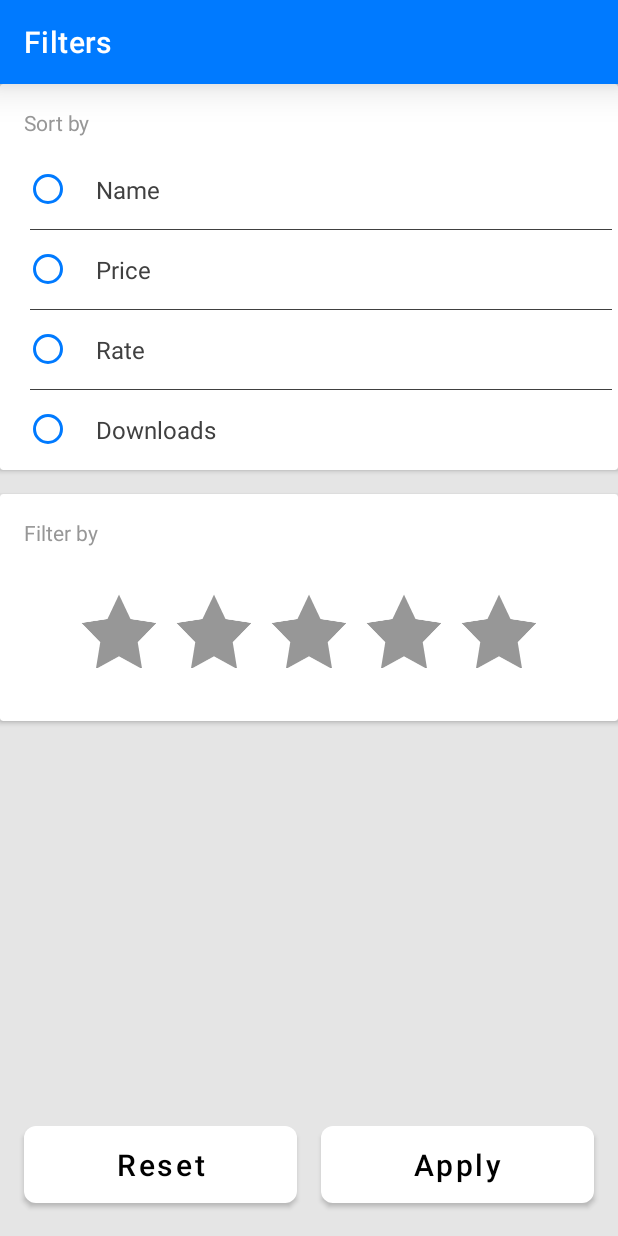
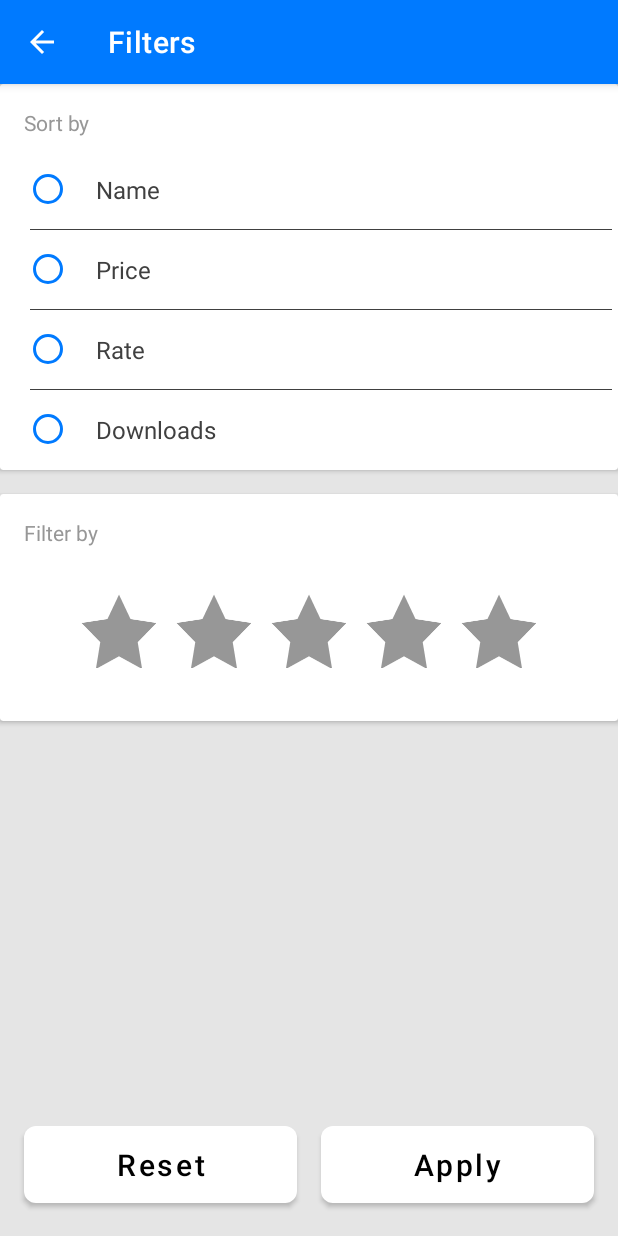
Before and after one commit to tolmachevroman/smash_brothers, an Android app: the FightersFragment screen opened through its navigation route, after a tap on "Filters", on a phone screen of 412 x 824 dp. Run offline under Robolectric (Android 15) with nearby library versions, the phone set to English and light mode, and no system bars; our stand-ins replace Dagger/Hilt's generated code; 1 statement that could not run was skipped.

Commit message:
refactor Toolbar and fullscreen Fragments

```diff
--- a/app/src/main/java/com/koombea/smash/bros/views/activities/MainActivity.kt
+++ b/app/src/main/java/com/koombea/smash/bros/views/activities/MainActivity.kt
@@ -2,6 +2,7 @@ package com.koombea.smash.bros.views.activities
 
 import androidx.appcompat.app.AppCompatActivity
 import android.os.Bundle
+import androidx.navigation.findNavController
 import com.koombea.smash.bros.R
 import dagger.hilt.android.AndroidEntryPoint
 
@@ -11,4 +12,8 @@ class MainActivity : AppCompatActivity() {
         super.onCreate(savedInstanceState)
         setContentView(R.layout.activity_main)
     }
+
+    override fun onSupportNavigateUp(): Boolean {
+        return findNavController(R.id.nav_host_fragment).navigateUp()
+    }
 }
--- a/app/src/main/java/com/koombea/smash/bros/views/fragments/FightersFragment.kt
+++ b/app/src/main/java/com/koombea/smash/bros/views/fragments/FightersFragment.kt
@@ -1,9 +1,8 @@
 package com.koombea.smash.bros.views.fragments
 
+import android.os.Build
 import android.os.Bundle
-import android.view.LayoutInflater
-import android.view.View
-import android.view.ViewGroup
+import android.view.*
 import android.widget.Toast
 import androidx.fragment.app.Fragment
 import androidx.fragment.app.viewModels
@@ -13,6 +12,7 @@ import com.koombea.smash.bros.data.models.Universe
 import com.koombea.smash.bros.databinding.FightersFragmentBinding
 import com.koombea.smash.bros.utils.ResourceObserver
 import com.koombea.smash.bros.viewmodels.FightersViewModel
+import com.koombea.smash.bros.views.activities.MainActivity
 import dagger.hilt.android.AndroidEntryPoint
 
 @AndroidEntryPoint
@@ -31,12 +31,20 @@ class FightersFragment : Fragment() {
     }
 
     override fun onViewCreated(view: View, savedInstanceState: Bundle?) {
-        binding.toolbar.setOnMenuItemClickListener { item ->
-            if (item.itemId == R.id.filters) {
-                val directions = FightersFragmentDirections.navigateToFilters()
-                findNavController().navigate(directions)
-            }
-            true
+        @Suppress("DEPRECATION")
+        if (Build.VERSION.SDK_INT >= Build.VERSION_CODES.R) {
+            activity?.window?.insetsController?.show(WindowInsets.Type.statusBars())
+        } else {
+            activity?.window?.clearFlags(
+                WindowManager.LayoutParams.FLAG_FULLSCREEN
+            )
+        }
+
+        (activity as MainActivity).supportActionBar?.apply {
+            title = getString(R.string.fighters)
+            show()
+            setDisplayHomeAsUpEnabled(false)
+            setHasOptionsMenu(true)
         }
 
         viewModel.getUniverses().observe(
@@ -54,4 +62,16 @@ class FightersFragment : Fragment() {
         )
     }
 
+    override fun onCreateOptionsMenu(menu: Menu, inflater: MenuInflater) {
+        return inflater.inflate(R.menu.filters_menu, menu)
+    }
+
+    override fun onOptionsItemSelected(item: MenuItem): Boolean {
+        if (item.itemId == R.id.filters) {
+            val directions = FightersFragmentDirections.navigateToFilters()
+            findNavController().navigate(directions)
+        }
+        return true
+    }
+
 }
--- a/app/src/main/java/com/koombea/smash/bros/views/fragments/FiltersFragment.kt
+++ b/app/src/main/java/com/koombea/smash/bros/views/fragments/FiltersFragment.kt
@@ -1,14 +1,15 @@
 package com.koombea.smash.bros.views.fragments
 
+import android.os.Build
 import android.os.Bundle
-import android.view.LayoutInflater
-import android.view.View
-import android.view.ViewGroup
+import android.view.*
 import androidx.fragment.app.Fragment
 import androidx.fragment.app.viewModels
 import com.koombea.smash.bros.databinding.FiltersFragmentBinding
 import com.koombea.smash.bros.viewmodels.FiltersViewModel
 import dagger.hilt.android.AndroidEntryPoint
+import com.koombea.smash.bros.R
+import com.koombea.smash.bros.views.activities.MainActivity
 
 @AndroidEntryPoint
 class FiltersFragment : Fragment() {
@@ -26,6 +27,10 @@ class FiltersFragment : Fragment() {
     }
 
     override fun onViewCreated(view: View, savedInstanceState: Bundle?) {
-
+        (activity as MainActivity).supportActionBar?.apply {
+            show()
+            title = getString(R.string.filters)
+            setDisplayHomeAsUpEnabled(true)
+        }
     }
 }
--- a/app/src/main/java/com/koombea/smash/bros/views/fragments/LauncherFragment.kt
+++ b/app/src/main/java/com/koombea/smash/bros/views/fragments/LauncherFragment.kt
@@ -1,12 +1,12 @@
 package com.koombea.smash.bros.views.fragments
 
+import android.os.Build
 import android.os.Bundle
-import android.view.LayoutInflater
-import android.view.View
-import android.view.ViewGroup
+import android.view.*
 import androidx.fragment.app.Fragment
 import androidx.navigation.fragment.findNavController
 import com.koombea.smash.bros.databinding.LauncherFragmentBinding
+import com.koombea.smash.bros.views.activities.MainActivity
 import dagger.hilt.android.AndroidEntryPoint
 
 @AndroidEntryPoint
@@ -24,6 +24,20 @@ class LauncherFragment : Fragment() {
     }
 
     override fun onViewCreated(view: View, savedInstanceState: Bundle?) {
+        @Suppress("DEPRECATION")
+        if (Build.VERSION.SDK_INT >= Build.VERSION_CODES.R) {
+            activity?.window?.insetsController?.hide(WindowInsets.Type.statusBars())
+        } else {
+            activity?.window?.setFlags(
+                WindowManager.LayoutParams.FLAG_FULLSCREEN,
+                WindowManager.LayoutParams.FLAG_FULLSCREEN
+            )
+        }
+
+        (activity as MainActivity).supportActionBar?.apply {
+            hide()
+        }
+
         // TODO check if launched for the 1st time, or skip
 
         //navigate to Walkthrough after 2 seconds
--- a/app/src/main/java/com/koombea/smash/bros/views/fragments/WalkthroughFragment.kt
+++ b/app/src/main/java/com/koombea/smash/bros/views/fragments/WalkthroughFragment.kt
@@ -1,9 +1,7 @@
 package com.koombea.smash.bros.views.fragments
 
 import android.os.Bundle
-import android.view.LayoutInflater
-import android.view.View
-import android.view.ViewGroup
+import android.view.*
 import androidx.fragment.app.Fragment
 import androidx.navigation.fragment.findNavController
 import androidx.viewpager.widget.ViewPager
--- a/app/src/main/res/layout/fighters_fragment.xml
+++ b/app/src/main/res/layout/fighters_fragment.xml
@@ -5,18 +5,6 @@
     android:layout_width="match_parent"
     android:layout_height="match_parent"
     tools:context=".views.activities.MainActivity">
-
-    <com.google.android.material.appbar.MaterialToolbar
-        android:id="@+id/toolbar"
-        style="@style/MyToolbar"
-        android:layout_width="match_parent"
-        android:layout_height="?attr/actionBarSize"
-        app:layout_constraintEnd_toEndOf="parent"
-        app:layout_constraintStart_toStartOf="parent"
-        app:layout_constraintTop_toTopOf="parent"
-        app:menu="@menu/filters_menu"
-        app:title="@string/fighters"
-        app:titleTextColor="@android:color/white" />
 
     <com.google.android.material.progressindicator.CircularProgressIndicator
         android:id="@+id/progress_bar"
--- a/app/src/main/res/layout/filters_fragment.xml
+++ b/app/src/main/res/layout/filters_fragment.xml
@@ -7,24 +7,13 @@
     android:background="@color/light_grey"
     tools:context=".views.activities.MainActivity">
 
-    <com.google.android.material.appbar.MaterialToolbar
-        android:id="@+id/toolbar"
-        style="@style/MyToolbar"
-        android:layout_width="match_parent"
-        android:layout_height="?attr/actionBarSize"
-        app:layout_constraintEnd_toEndOf="parent"
-        app:layout_constraintStart_toStartOf="parent"
-        app:layout_constraintTop_toTopOf="parent"
-        app:title="@string/filters"
-        app:titleTextColor="@android:color/white" />
-
     <androidx.cardview.widget.CardView
         android:id="@+id/sort_by_card"
         android:layout_width="0dp"
         android:layout_height="wrap_content"
         app:layout_constraintEnd_toEndOf="parent"
         app:layout_constraintStart_toStartOf="parent"
-        app:layout_constraintTop_toBottomOf="@+id/toolbar">
+        app:layout_constraintTop_toTopOf="parent">
 
         <LinearLayout
             android:layout_width="match_parent"
--- a/app/src/main/res/navigation/smash_bros_graph.xml
+++ b/app/src/main/res/navigation/smash_bros_graph.xml
@@ -18,7 +18,9 @@
         android:name="com.koombea.smash.bros.views.fragments.WalkthroughFragment">
         <action
             android:id="@+id/navigate_to_fighters"
-            app:destination="@id/fighters" />
+            app:destination="@id/fighters"
+            app:popUpTo="@+id/smash_bros_graph"
+            app:popUpToInclusive="true" />
     </fragment>
 
     <fragment
@@ -31,7 +33,5 @@
 
     <fragment
         android:id="@+id/filters"
-        android:name="com.koombea.smash.bros.views.fragments.FiltersFragment">
-
-    </fragment>
+        android:name="com.koombea.smash.bros.views.fragments.FiltersFragment" />
 </navigation>
--- a/app/src/main/res/values/themes.xml
+++ b/app/src/main/res/values/themes.xml
@@ -1,6 +1,6 @@
 <resources xmlns:tools="http://schemas.android.com/tools">
     <!-- Base application theme. -->
-    <style name="Theme.SmashBros" parent="Theme.MaterialComponents.DayNight.NoActionBar">
+    <style name="Theme.SmashBros" parent="Theme.MaterialComponents.DayNight.DarkActionBar">
         <!-- Primary brand color. -->
         <item name="colorPrimary">@color/blue_500</item>
         <item name="colorPrimaryVariant">@color/blue_700</item>
@@ -12,12 +12,6 @@
         <!-- Status bar color. -->
         <item name="android:statusBarColor" tools:targetApi="l">?attr/colorPrimaryVariant</item>
         <!-- Customize your theme here. -->
-    </style>
-
-    <style name="MyToolbar" parent="@style/Widget.MaterialComponents.Toolbar">
-        <item name="android:background">?colorPrimary</item>
-        <item name="background">?colorPrimary</item>
-        <item name="android:elevation">16dp</item>
     </style>
 
     <style name="CustomRatingBarStyle" parent="Widget.AppCompat.RatingBar">
```
